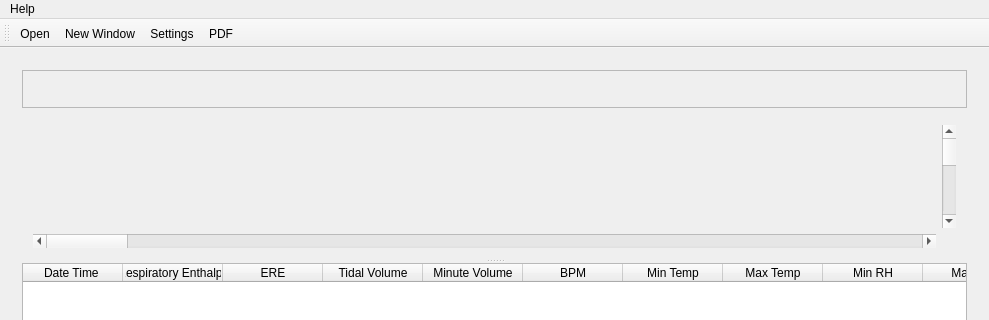
The window that mainwindow.ui (AminAbed/Project) describes before a commit, drawn with Qt 5; both pictures show x 0 to 989 and y 0 to 320 of the 989 by 598 pixel window.
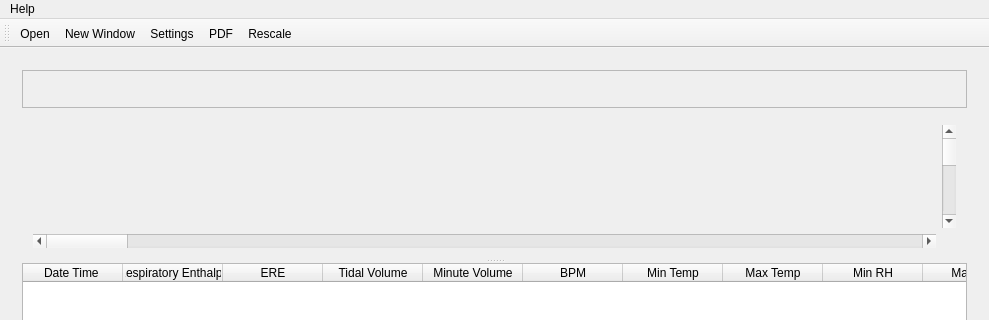
The same window after the commit. Icons and pictures are not drawn. Custom widgets are drawn as their Qt base class.

Commit message: Lots of improvement & development in inserting/deleting/hiding/showing comments/comment tracers.

What changed in the file:
```diff
--- a/mainwindow.ui
+++ b/mainwindow.ui
@@ -332,12 +332,13 @@
     <enum>TopToolBarArea</enum>
    </attribute>
    <attribute name="toolBarBreak">
-    <bool>false</bool>
+    <bool>true</bool>
    </attribute>
    <addaction name="actionOpen"/>
    <addaction name="actionOpenAnotherWindow"/>
    <addaction name="actionSettings"/>
    <addaction name="actionPDF"/>
+   <addaction name="actionRescale"/>
   </widget>
   <widget class="QStatusBar" name="statusBar"/>
   <action name="actionOpen">
@@ -391,6 +392,18 @@
     <string>Print to PDF</string>
    </property>
   </action>
+  <action name="actionRescale">
+   <property name="icon">
+    <iconset resource="images.qrc">
+     <normaloff>:/images/reset.jpg</normaloff>:/images/reset.jpg</iconset>
+   </property>
+   <property name="text">
+    <string>Rescale</string>
+   </property>
+   <property name="toolTip">
+    <string>Rescale</string>
+   </property>
+  </action>
  </widget>
  <layoutdefault spacing="6" margin="11"/>
  <customwidgets>
```
The commit also changes 2 other files.
